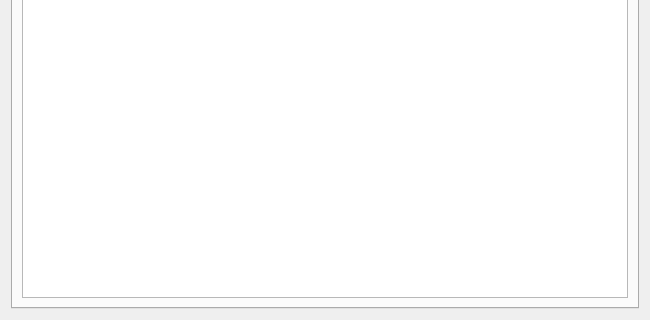
First picture: the form in ofdEditor/start/ui/RecentFiles.ui, repository mcoder2014/ofdEditor, before the edit; both pictures show x 0 to 650 and y 201 to 521 of the 650 by 521 pixel window.
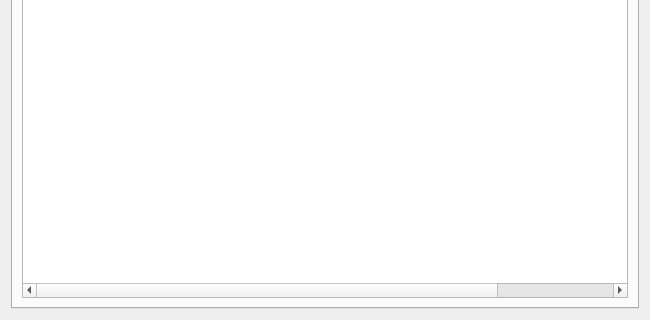
Second picture: the form after the edit.

Commit message: 尽力完善最近文件窗口

What changed in the file:
```diff
--- a/ofdEditor/start/ui/RecentFiles.ui
+++ b/ofdEditor/start/ui/RecentFiles.ui
@@ -13,7 +13,7 @@
   <property name="windowTitle">
    <string>Form</string>
   </property>
-  <layout class="QHBoxLayout" name="horizontalLayout">
+  <layout class="QVBoxLayout" name="verticalLayout">
    <item>
     <widget class="QTabWidget" name="tabWidget">
      <property name="currentIndex">
@@ -25,7 +25,127 @@
       </attribute>
       <layout class="QVBoxLayout" name="verticalLayout_2">
        <item>
-        <widget class="QTableView" name="tableView"/>
+        <widget class="QTableWidget" name="recent_table">
+         <property name="sizePolicy">
+          <sizepolicy hsizetype="Expanding" vsizetype="Expanding">
+           <horstretch>0</horstretch>
+           <verstretch>0</verstretch>
+          </sizepolicy>
+         </property>
+         <property name="font">
+          <font>
+           <family>宋体</family>
+           <pointsize>14</pointsize>
+           <weight>50</weight>
+           <bold>false</bold>
+          </font>
+         </property>
+         <property name="layoutDirection">
+          <enum>Qt::LeftToRight</enum>
+         </property>
+         <property name="autoFillBackground">
+          <bool>false</bool>
+         </property>
+         <property name="frameShadow">
+          <enum>QFrame::Plain</enum>
+         </property>
+         <property name="lineWidth">
+          <number>0</number>
+         </property>
+         <property name="editTriggers">
+          <set>QAbstractItemView::NoEditTriggers</set>
+         </property>
+         <property name="tabKeyNavigation">
+          <bool>true</bool>
+         </property>
+         <property name="showDropIndicator" stdset="0">
+          <bool>false</bool>
+         </property>
+         <property name="showGrid">
+          <bool>false</bool>
+         </property>
+         <property name="gridStyle">
+          <enum>Qt::DashLine</enum>
+         </property>
+         <property name="wordWrap">
+          <bool>false</bool>
+         </property>
+         <property name="cornerButtonEnabled">
+          <bool>false</bool>
+         </property>
+         <attribute name="horizontalHeaderVisible">
+          <bool>false</bool>
+         </attribute>
+         <attribute name="horizontalHeaderCascadingSectionResizes">
+          <bool>true</bool>
+         </attribute>
+         <attribute name="horizontalHeaderDefaultSectionSize">
+          <number>130</number>
+         </attribute>
+         <attribute name="verticalHeaderVisible">
+          <bool>false</bool>
+         </attribute>
+         <row>
+          <property name="text">
+           <string>New Row</string>
+          </property>
+         </row>
+         <column>
+          <property name="text">
+           <string>文件名</string>
+          </property>
+          <property name="font">
+           <font>
+            <pointsize>14</pointsize>
+           </font>
+          </property>
+         </column>
+         <column>
+          <property name="text">
+           <string>作者</string>
+          </property>
+          <property name="font">
+           <font>
+            <pointsize>14</pointsize>
+           </font>
+          </property>
+         </column>
+         <column>
+          <property name="text">
+           <string>最近打开时间</string>
+          </property>
+          <property name="font">
+           <font>
+            <pointsize>14</pointsize>
+           </font>
+          </property>
+         </column>
+         <column>
+          <property name="text">
+           <string>最近编辑时间</string>
+          </property>
+          <property name="font">
+           <font>
+            <pointsize>14</pointsize>
+           </font>
+          </property>
+         </column>
+         <column>
+          <property name="text">
+           <string>文件路径</string>
+          </property>
+          <property name="font">
+           <font>
+            <pointsize>14</pointsize>
+           </font>
+          </property>
+         </column>
+         <item row="0" column="1">
+          <property name="text">
+           <string/>
+          </property>
+         </item>
+        </widget>
        </item>
       </layout>
      </widget>
```
The commit also changes 10 other files.
